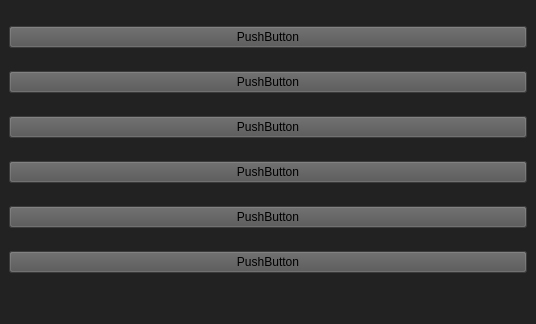
Before: the Qt Designer form uis/faq.ui in dmhd6219/JoJoOrganizer, drawn with Qt 5.
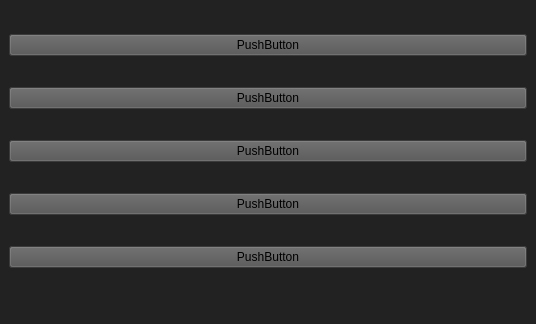
After: the same form once the commit is applied.

```diff
--- a/uis/faq.ui
+++ b/uis/faq.ui
@@ -64,13 +64,6 @@
       </property>
      </widget>
     </item>
-    <item>
-     <widget class="QPushButton" name="pushButton_5">
-      <property name="text">
-       <string>PushButton</string>
-      </property>
-     </widget>
-    </item>
     <item>
      <widget class="QPushButton" name="pushButton_6">
       <property name="text">
```
